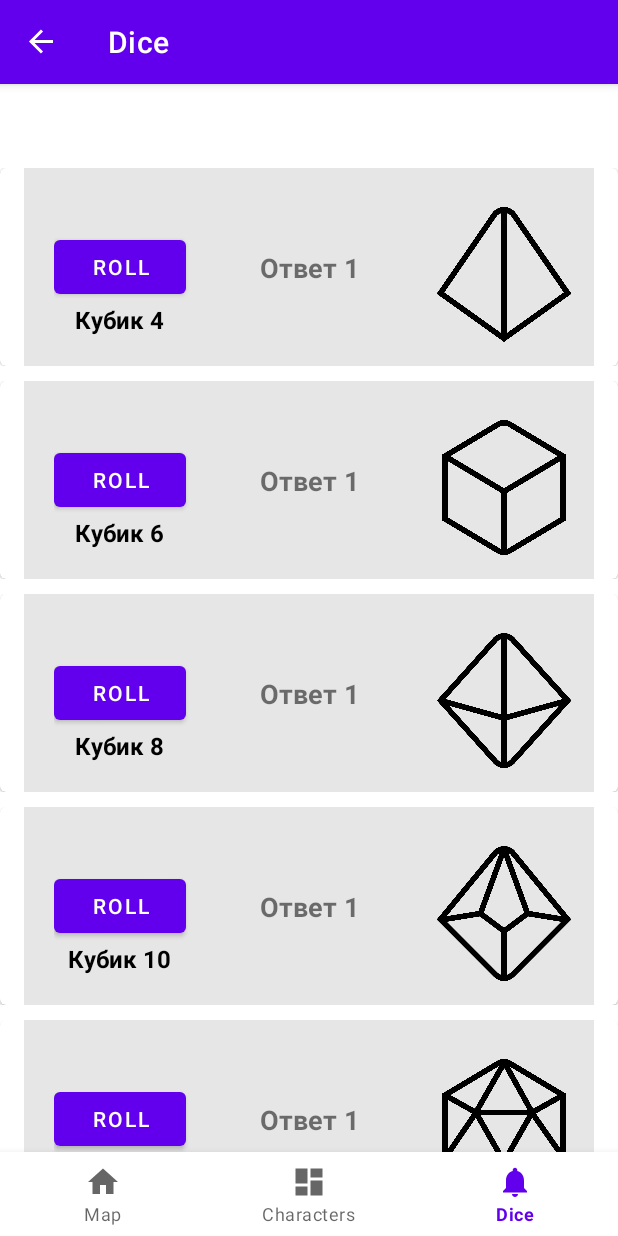
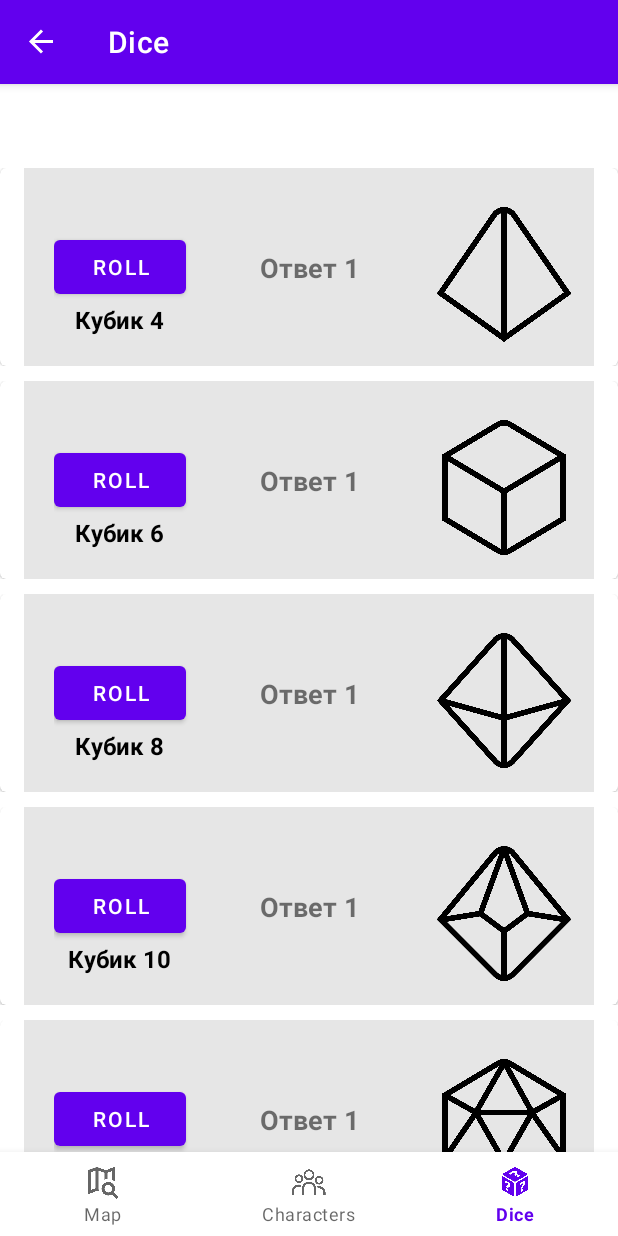
Before and after one commit to PryseOlg/Arklens, an Android app: the screen it shows after launch (MainActivity), item 3 of the bottom bar chosen, on a phone screen of 412 x 824 dp. Run offline under Robolectric (Android 15) with nearby library versions, the phone set to English and light mode, and no system bars; our stand-ins replace Room's generated code, navigation-ui.

Commit message:
Added icons for nav menu

```diff
--- a/app/src/main/res/drawable/ic_home_black_24dp.xml
+++ b/app/src/main/res/drawable/ic_home_black_24dp.xml
@@ -4,6 +4,9 @@
     android:viewportWidth="24.0"
     android:viewportHeight="24.0">
     <path
-        android:fillColor="#FF000000"
-        android:pathData="M10,20v-6h4v6h5v-8h3L12,3 2,12h3v8z" />
+        android:fillColor="#000000"
+        android:pathData="M12,2A10,10 0,0 0,22 12A10,10 0,0 0,12 2M12,4A8,8 0,0 1,20 12A8,8 0,0 1,12 20A8,8 0,0 1,4 12A8,8 0,0 1,12 4M8,9A1,1 0,0 0,7 10A1,1 0,0 0,8 11A1,1 0,0 0,9 10A1,1 0,0 0,8 9M16,9A1,1 0,0 0,15 10A1,1 0,0 0,16 11A1,1 0,0 0,17 10A1,1 0,0 0,16 9M12,14A3,3 0,0 0,9 17H15A3,3 0,0 0,12 14Z" />
+    <path
+        android:fillColor="#000000"
+        android:pathData="M9,14C9.3,14.8 10,15.7 11,15.7C12,15.7 12.7,14.8 13,14C12.7,13.2 12,12.3 11,12.3C10,12.3 9.3,13.2 9,14Z" />
 </vector>
--- a/app/src/main/res/menu/bottom_nav_menu.xml
+++ b/app/src/main/res/menu/bottom_nav_menu.xml
@@ -3,17 +3,17 @@
 
     <item
         android:id="@+id/navigation_map"
-        android:icon="@drawable/ic_home_black_24dp"
+        android:icon="@drawable/maps"
         android:title="@string/title_map" />
 
     <item
         android:id="@+id/navigation_characters"
-        android:icon="@drawable/ic_dashboard_black_24dp"
+        android:icon="@drawable/people"
         android:title="@string/title_characters" />
 
     <item
         android:id="@+id/navigation_dice"
-        android:icon="@drawable/ic_notifications_black_24dp"
+        android:icon="@drawable/dice"
         android:title="@string/title_dice" />
 
 </menu>
```
Also changed, not shown: app/src/main/res/drawable/dice.png (added), app/src/main/res/drawable/maps.png (added), app/src/main/res/drawable/people.png (added).
